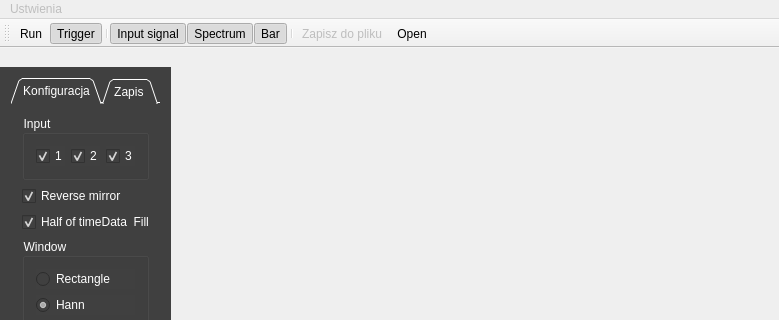
Above: Finger_App/mainwindow.ui from informacja/EMG before the change; both pictures show x 0 to 779 and y 0 to 320 of the 779 by 596 pixel window. Below: the same form after it.
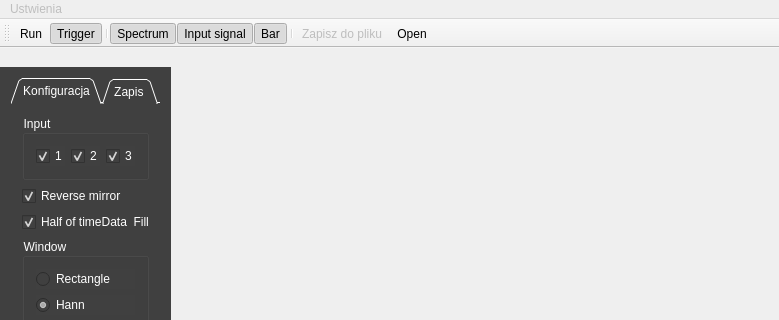
That is the form after the change. Icons and pictures are not drawn.

Diff of the .ui file:
```diff
--- a/Finger_App/mainwindow.ui
+++ b/Finger_App/mainwindow.ui
@@ -91,8 +91,8 @@
    <addaction name="actionRun"/>
    <addaction name="actionTrigger"/>
    <addaction name="separator"/>
-   <addaction name="actionSignal"/>
    <addaction name="actionSpectrum"/>
+   <addaction name="actionSignal"/>
    <addaction name="actionRms"/>
    <addaction name="separator"/>
    <addaction name="actionSave"/>
```
